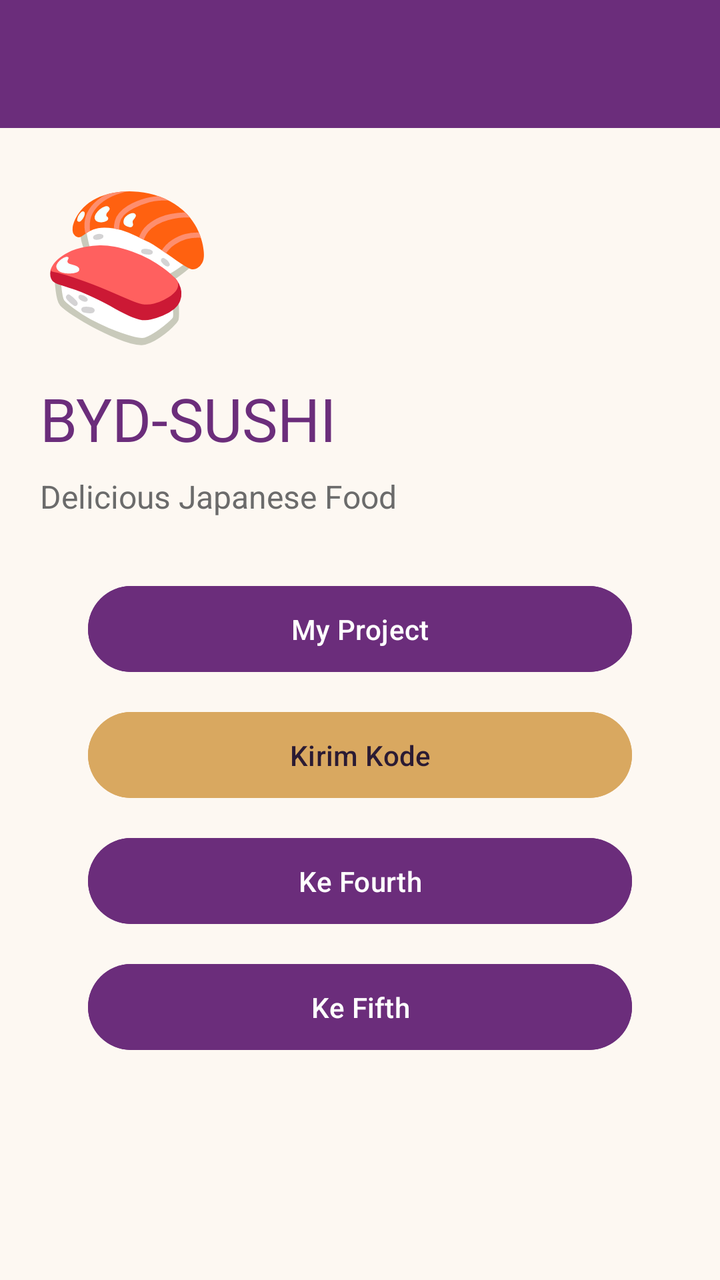
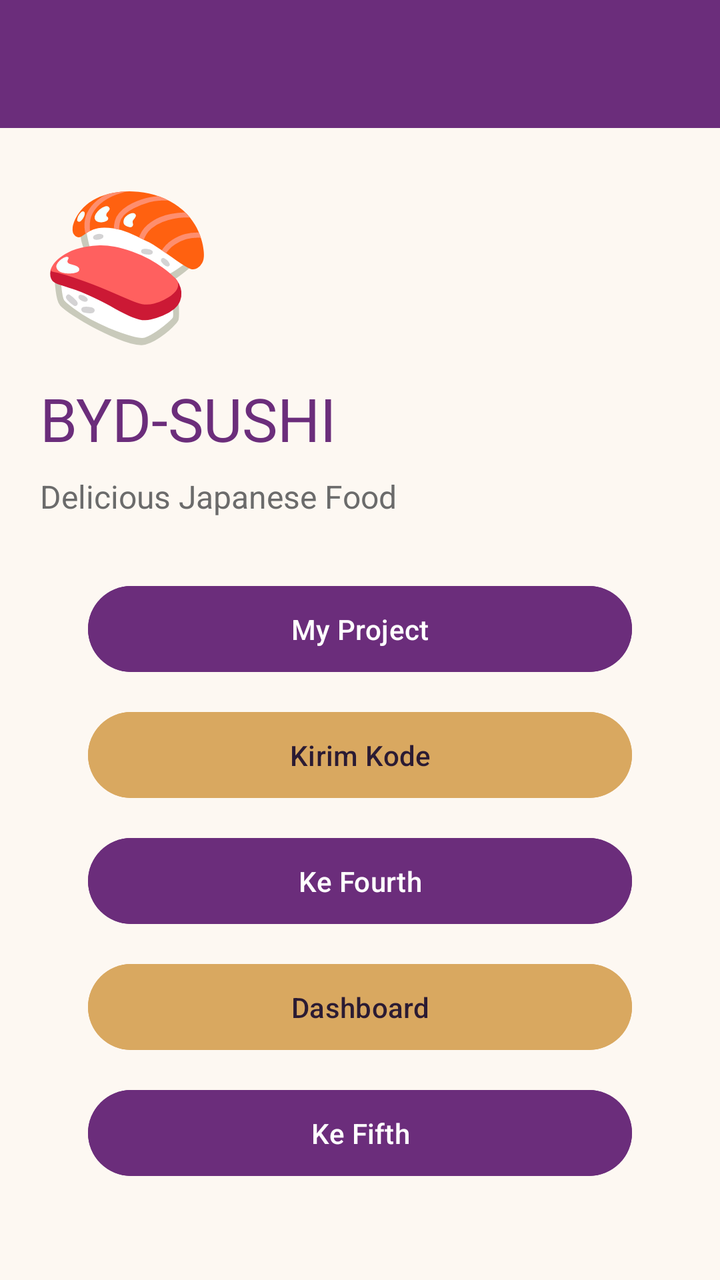

Before-and-after screenshots of an Android layout around one commit, followed by the original layout XML and the change that was made.
<!-- AndroidManifest.xml: application theme Theme.BYDSushi -->
<!-- res/layout/fragment_home.xml -->
<?xml version="1.0" encoding="utf-8"?>
<androidx.constraintlayout.widget.ConstraintLayout
    xmlns:android="http://schemas.android.com/apk/res/android"
    xmlns:app="http://schemas.android.com/apk/res-auto"
    android:layout_width="match_parent"
    android:layout_height="match_parent"
    android:background="@color/cream_bg">

    <androidx.appcompat.widget.Toolbar
        android:id="@+id/toolbar"
        android:layout_width="0dp"
        android:layout_height="?attr/actionBarSize"
        android:background="@color/purple_primary"
        android:theme="@style/ThemeOverlay.MaterialComponents.Dark.ActionBar"
        app:layout_constraintEnd_toEndOf="parent"
        app:layout_constraintStart_toStartOf="parent"
        app:layout_constraintTop_toTopOf="parent"
        app:titleTextColor="@android:color/white" />

    <androidx.core.widget.NestedScrollView
        android:layout_width="0dp"
        android:layout_height="0dp"
        android:clipToPadding="false"
        app:layout_constraintBottom_toBottomOf="parent"
        app:layout_constraintEnd_toEndOf="parent"
        app:layout_constraintStart_toStartOf="parent"
        app:layout_constraintTop_toBottomOf="@id/toolbar">

        <LinearLayout
            android:layout_width="match_parent"
            android:layout_height="wrap_content"
            android:orientation="vertical"
            android:padding="20dp">

            <TextView
                android:layout_width="wrap_content"
                android:layout_height="wrap_content"
                android:text="🍣"
                android:textSize="70sp" />

            <TextView
                android:layout_width="wrap_content"
                android:layout_height="wrap_content"
                android:layout_marginTop="12dp"
                android:text="@string/brand"
                android:textColor="@color/purple_primary"
                android:textSize="30sp" />

            <TextView
                android:layout_width="wrap_content"
                android:layout_height="wrap_content"
                android:layout_marginTop="8dp"
                android:text="@string/tagline"
                android:textColor="@color/text_secondary"
                android:textSize="16sp" />

            <Button
                android:id="@+id/btnMyProject"
                android:layout_width="match_parent"
                android:layout_height="wrap_content"
                android:layout_marginHorizontal="24dp"
                android:layout_marginTop="30dp"
                android:backgroundTint="@color/purple_primary"
                android:paddingVertical="12dp"
                android:text="@string/btn_my_project"
                android:textColor="@color/white" />

            <Button
                android:id="@+id/btnKirimKode"
                android:layout_width="match_parent"
                android:layout_height="wrap_content"
                android:layout_marginHorizontal="24dp"
                android:layout_marginTop="12dp"
                android:backgroundTint="@color/gold"
                android:paddingVertical="12dp"
                android:text="@string/btn_kirim_kode"
                android:textColor="@color/text_primary" />

            <Button
                android:id="@+id/btnToFourth"
                android:layout_width="match_parent"
                android:layout_height="wrap_content"
                android:layout_marginHorizontal="24dp"
                android:layout_marginTop="12dp"
                android:backgroundTint="@color/purple_primary"
                android:paddingVertical="12dp"
                android:text="@string/btn_to_fourth"
                android:textColor="@color/white" />

            <Button
                android:id="@+id/btnToFifth"
                android:layout_width="match_parent"
                android:layout_height="wrap_content"
                android:layout_marginHorizontal="24dp"
                android:layout_marginTop="12dp"
                android:backgroundTint="@color/purple_primary"
                android:paddingVertical="12dp"
                android:text="Ke Fifth"
                android:textColor="@color/white" />


        </LinearLayout>
    </androidx.core.widget.NestedScrollView>
</androidx.constraintlayout.widget.ConstraintLayout>
<!-- resources referenced by this layout -->
<resources>
  <color name="cream_bg">#FDF8F2</color>
  <color name="gold">#D9A860</color>
  <color name="purple_primary">#6B2D7B</color>
  <color name="text_primary">#2B1B33</color>
  <color name="text_secondary">#6B6B6B</color>
  <color name="white">#FFFFFF</color>
  <string name="brand">BYD-SUSHI</string>
  <string name="btn_kirim_kode">Kirim Kode</string>
  <string name="btn_my_project">My Project</string>
  <string name="btn_to_fourth">Ke Fourth</string>
  <string name="tagline">Delicious Japanese Food</string>
  <style name="Theme.BYDSushi" parent="Base.Theme.BYDSushi" />
  <style name="Base.Theme.BYDSushi" parent="Theme.Material3.DayNight.NoActionBar">
  
          
          
      </style>
</resources>

<!-- the commit's change to res/layout/fragment_home.xml (unified diff, before → after) -->
@@ -65,6 +65,7 @@
                 android:text="@string/btn_my_project"
                 android:textColor="@color/white" />
 
+
             <Button
                 android:id="@+id/btnKirimKode"
                 android:layout_width="match_parent"
@@ -88,6 +89,18 @@
                 android:textColor="@color/white" />
 
             <Button
+                android:id="@+id/btnDashboard"
+                android:layout_width="match_parent"
+                android:layout_height="wrap_content"
+                android:layout_marginHorizontal="24dp"
+                android:layout_marginTop="12dp"
+                android:backgroundTint="@color/gold"
+                android:paddingVertical="12dp"
+                android:text="Dashboard"
+                android:textColor="@color/text_primary" />
+
+
+            <Button
                 android:id="@+id/btnToFifth"
                 android:layout_width="match_parent"
                 android:layout_height="wrap_content"
